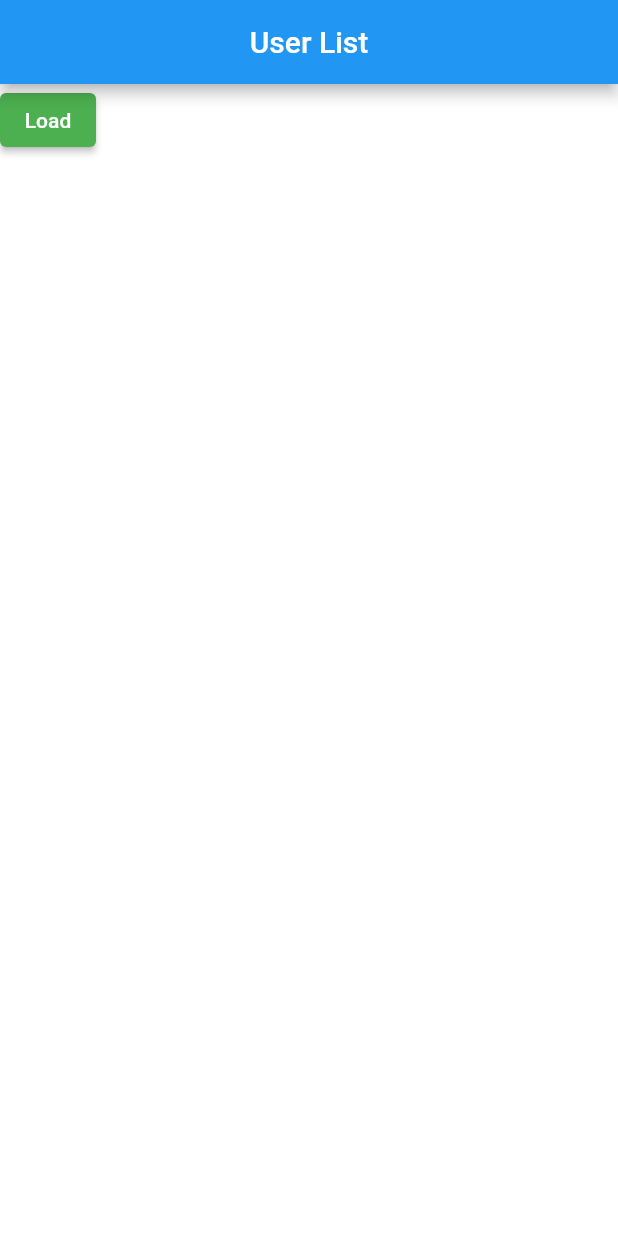
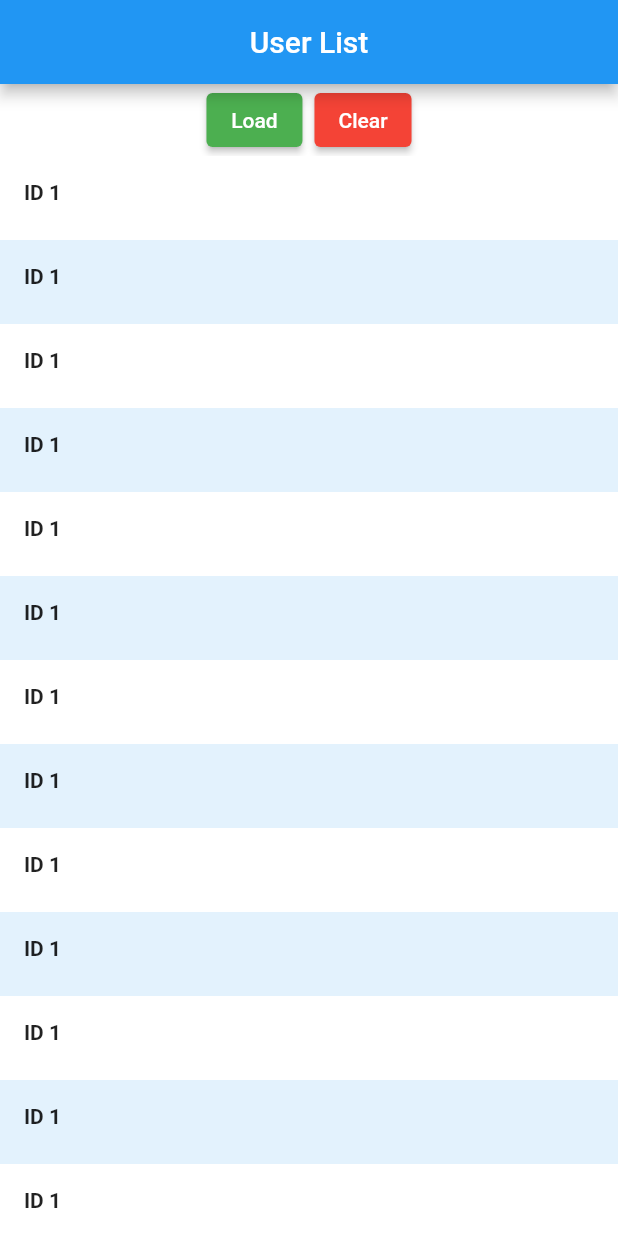
Before and after one commit to taras3189/bloc_network, a Flutter app: the screen it shows after launch, on a phone screen of 412 x 824 dp. Run offline on Flutter 3.47's test engine with Material 2 defaults, Android fonts, the phone set to English and light mode, and no system bars.

Commit message:
2 commit

```diff
--- a/lib/pages/home_page.dart
+++ b/lib/pages/home_page.dart
@@ -1,5 +1,6 @@
 import 'package:flutter/material.dart';
 import '../widgets/action_buttons.dart';
+import '../widgets/user_list.dart';
 
 
 class HomePage extends StatelessWidget {
@@ -15,9 +16,9 @@ class HomePage extends StatelessWidget {
       backgroundColor: Colors.white,
       body: Column(
         crossAxisAlignment: CrossAxisAlignment.center,
-        children: [
+        children: const [
           ActionButtons(),
-          // UserList(),
+          Expanded(child: UserList()),
         ],
       ),
     );
--- a/lib/widgets/action_buttons.dart
+++ b/lib/widgets/action_buttons.dart
@@ -6,6 +6,7 @@ class ActionButtons extends StatelessWidget {
   @override
   Widget build(BuildContext context) {
     return Row(
+      mainAxisSize: MainAxisSize.min,
       children: [
         ElevatedButton(
           onPressed: () {},
@@ -14,6 +15,14 @@ class ActionButtons extends StatelessWidget {
           ),
           child: const Text('Load'),
         ),
+        const SizedBox(width: 8.0),
+        ElevatedButton(
+          onPressed: () {},
+          style: ElevatedButton.styleFrom(
+            backgroundColor: Colors.red,
+          ),
+          child: const Text('Clear'),
+        ),
       ],
     );
   }
--- /dev/null
+++ b/lib/widgets/user_list.dart
@@ -0,0 +1,21 @@
+import 'package:flutter/material.dart';
+
+class UserList extends StatelessWidget {
+  const UserList({Key? key}) : super(key: key);
+
+  @override
+  Widget build(BuildContext context) {
+    return ListView.builder(
+      itemCount: 20,
+      itemBuilder: (context, index) => Container(
+        color: index % 2 == 0 ? Colors.white : Colors.blue[50],
+        child: const ListTile(
+          leading: Text(
+            'ID 1',
+            style: TextStyle(fontWeight: FontWeight.bold),
+          ),
+        ),
+      ),
+    );
+  }
+}
```
